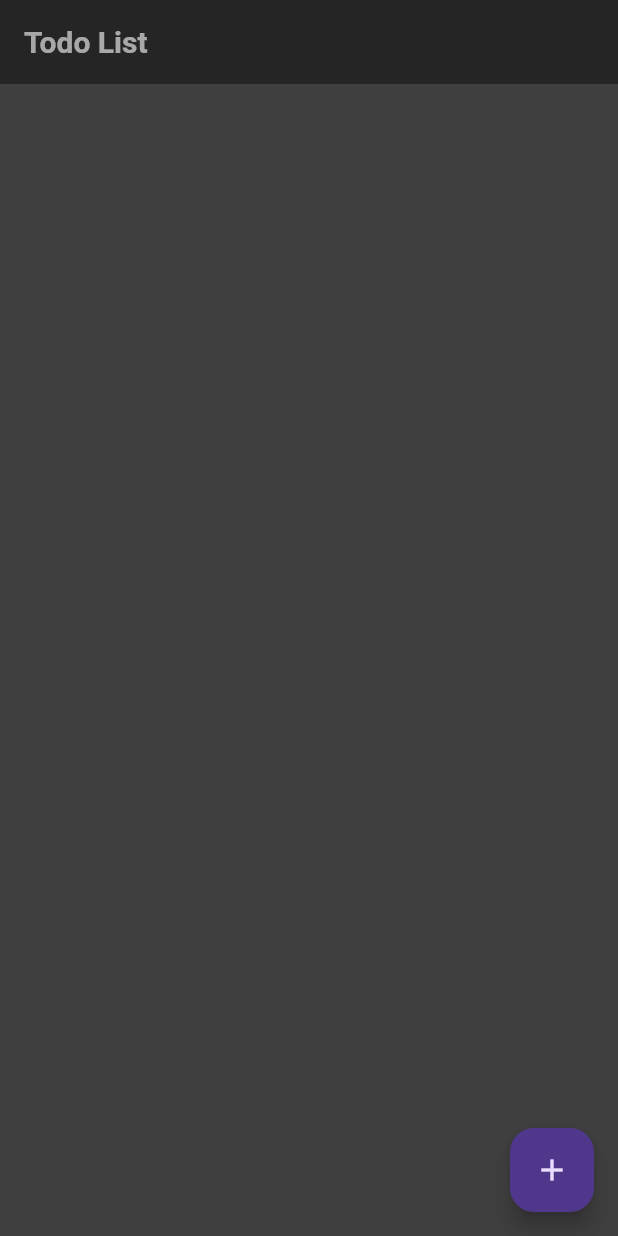
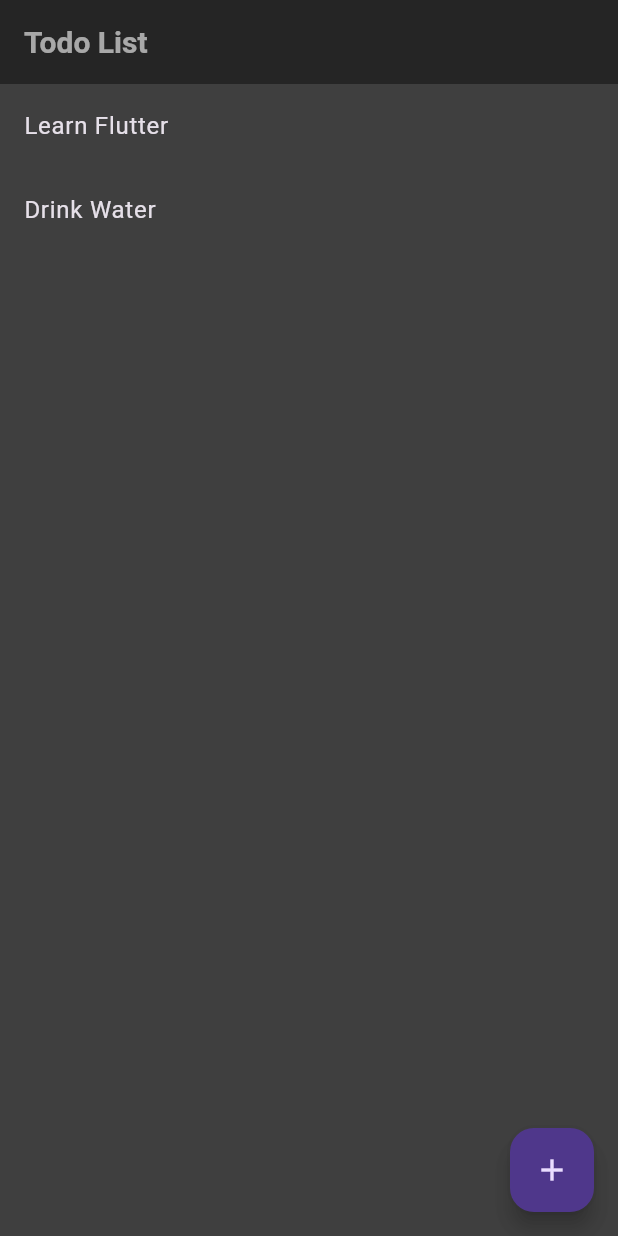
Before and after one commit to erenbugrayolcu/todo, a Flutter app: the screen it shows after launch, on a phone screen of 412 x 824 dp. Run offline on Flutter 3.47's test engine with Material 3 defaults, Android fonts, the phone set to English and light mode, and no system bars.

Commit message:
added modal and tasks

```diff
--- /dev/null
+++ b/lib/models/save_task.dart
@@ -0,0 +1,11 @@
+import 'package:flutter/material.dart';
+import 'package:todo/models/task_model.dart';
+
+class SaveTask extends ChangeNotifier {
+  List<TaskModel> _tasks = [
+    TaskModel(title: 'Learn Flutter'),
+    TaskModel(title: 'Drink Water'),
+  ];
+
+  List<TaskModel> get tasks => _tasks;
+}
--- /dev/null
+++ b/lib/models/task_model.dart
@@ -0,0 +1,6 @@
+class TaskModel {
+  final String title;
+
+  TaskModel({required this.title});
+
+}
--- a/lib/pages/todo_list.dart
+++ b/lib/pages/todo_list.dart
@@ -1,4 +1,6 @@
 import 'package:flutter/material.dart';
+import 'package:provider/provider.dart';
+import 'package:todo/models/save_task.dart';
 import 'package:todo/pages/page_items/appbar.dart';
 
 class TodoList extends StatelessWidget {
@@ -11,9 +13,22 @@ class TodoList extends StatelessWidget {
         title: 'Todo List',
       ),
       floatingActionButton: FloatingActionButton(
-        onPressed: () {Navigator.of(context).pushNamed('/add_todo_screen');
-      },
-      child: const Icon(Icons.add),
+        onPressed: () {
+          Navigator.of(context).pushNamed('/add_todo_screen');
+        },
+        child: const Icon(Icons.add),
+      ),
+      body: Consumer<SaveTask>(
+        builder: (context, task, child) {
+          return ListView.builder(
+            itemCount: task.tasks.length,
+            itemBuilder: (BuildContext context, index) {
+              return ListTile(
+                title: Text(task.tasks[index].title),
+              );
+            },
+          );
+        },
       ),
     );
   }
--- a/pubspec.yaml
+++ b/pubspec.yaml
@@ -34,6 +34,7 @@ dependencies:
   # The following adds the Cupertino Icons font to your application.
   # Use with the CupertinoIcons class for iOS style icons.
   cupertino_icons: ^1.0.8
+  provider: ^6.1.2
 
 dev_dependencies:
   flutter_test:
```
Also changed, not shown: lib/main.dart (+8 -1 lines), pubspec.lock.
